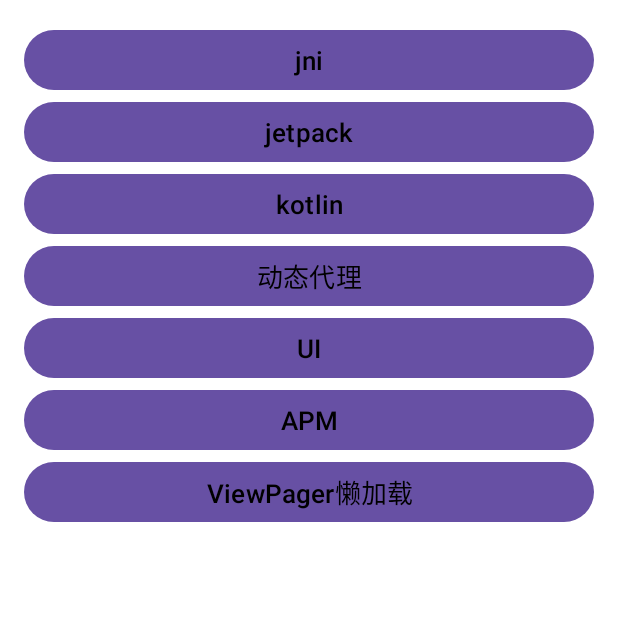
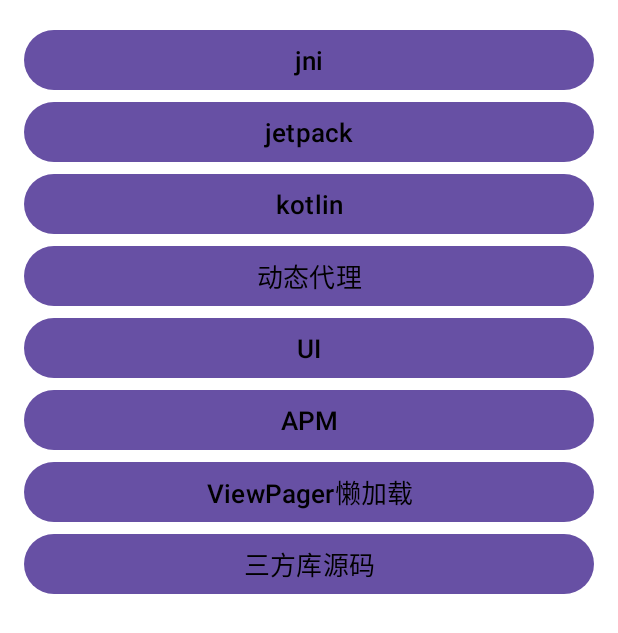
Before and after one commit to zhaohaiyitian/LearnAndroid, an Android app: the screen it shows after launch (MainActivity), on a phone screen of 412 x 824 dp. Shown: the top 633 px of the screen. Run offline under Robolectric (Android 15) with nearby library versions, the phone set to English and light mode, and no system bars; libraries missing offline, so code that uses them is left out: com.tencent.mmkv.

```diff
--- a/app/src/main/java/com/jack/learn/MainActivity.kt
+++ b/app/src/main/java/com/jack/learn/MainActivity.kt
@@ -2,16 +2,14 @@ package com.jack.learn
 
 import android.content.Intent
 import android.os.Bundle
-import android.util.Log
 import android.widget.Button
 import androidx.appcompat.app.AppCompatActivity
-import com.jack.learn.aidl.BinderActivity
 import com.jack.learn.apm.APMActivity
 import com.jack.learn.designpattern.DesignPatternActivity
 import com.jack.learn.jetpack.MVVMActivity
-import com.jack.learn.jni.IAntiDebugCallback
 import com.jack.learn.jni.JNIActivity
 import com.jack.learn.kotlin.KotlinActivity
+import com.jack.learn.thirdlib.ThirdLibActivity
 import com.jack.learn.view.CustomViewActivity
 import com.jack.learn.viewpager.ViewPagerActivity
 
@@ -42,6 +40,9 @@ class MainActivity : AppCompatActivity() {
         findViewById<Button>(R.id.viewPager).setOnClickListener {
             startActivity(Intent(this,ViewPagerActivity::class.java))
         }
+        findViewById<Button>(R.id.thirdLib).setOnClickListener {
+            startActivity(Intent(this, ThirdLibActivity::class.java))
+        }
     }
 
 
--- a/app/src/main/res/layout/activity_main.xml
+++ b/app/src/main/res/layout/activity_main.xml
@@ -59,5 +59,12 @@
         android:text="ViewPager懒加载"
         android:textSize="17dp"
         android:textColor="@color/black"/>
+    <Button
+        android:id="@+id/thirdLib"
+        android:layout_width="match_parent"
+        android:layout_height="wrap_content"
+        android:text="三方库源码"
+        android:textSize="17dp"
+        android:textColor="@color/black"/>
 
 </LinearLayout>
--- a/build.gradle
+++ b/build.gradle
@@ -10,6 +10,7 @@ buildscript {
     dependencies {
         classpath "com.android.tools.build:gradle:7.2.0"
         classpath "org.jetbrains.kotlin:kotlin-gradle-plugin:1.7.20"
+        classpath 'com.google.protobuf:protobuf-gradle-plugin:0.8.16'
 //        classpath "com.jackey:customplugin:1.0.2-SNAPSHOT"
     }
 }
```
Also changed, not shown: app/build.gradle (+25 -0 lines), 1 other file.
